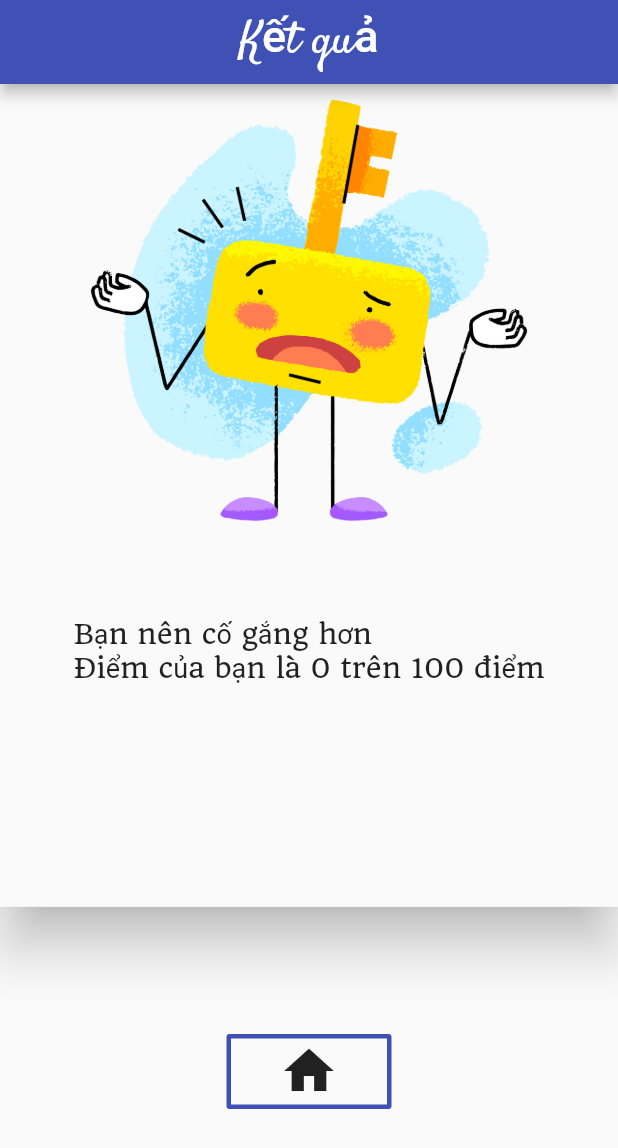
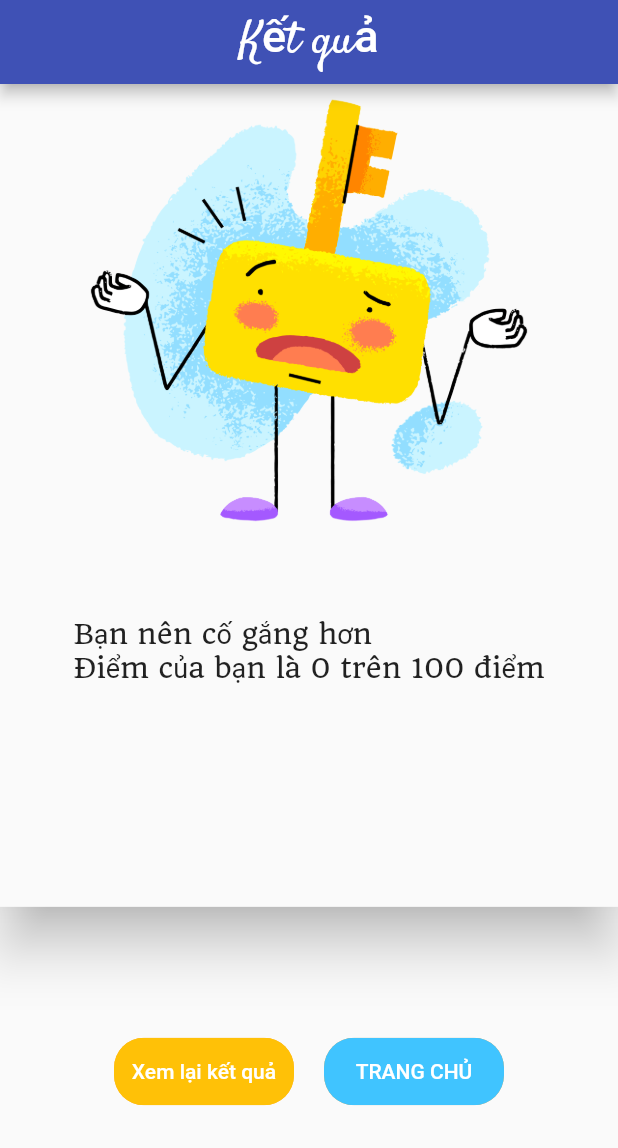
Before and after one commit to vuquangngoc/demoapptracnghiem, a Flutter app: the resultpage screen opened directly with empty values, on a phone screen of 412 x 824 dp. Shown: the top 1148 px of the screen. Run offline on Flutter 3.47's test engine with Material 2 defaults, Android fonts, the light colour scheme and no system bars; our stand-ins replace auto_size_text, device_preview; missing offline and left inert: flutter_launcher_icons; project files that could hold a hidden picture were left out.

Commit message:
Update resultpage.dart

```diff
--- a/lib/resultpage.dart
+++ b/lib/resultpage.dart
@@ -99,8 +99,87 @@ class _resultpageState extends State<resultpage> {
             child: Row(
               mainAxisAlignment: MainAxisAlignment.center,
               children: <Widget>[
-                OutlineButton(
+                // OutlineButton(
+                //
+                //   onPressed: () {
+                //     Future.delayed(Duration(seconds: 4),
+                //             () =>
+                //                 Navigator.of(context).pushReplacement(MaterialPageRoute(
+                //       builder: (context) => homepage(),
+                //     )));
+                //
+                //
+                //    // Navigator.of(context).popUntil((route) => route.isFirst); // ko hoạt động
+                //
+                //
+                //     final snackBar = SnackBar(
+                //       content: const Text('Nếu kết quả chưa được tốt hãy cố gắng vào lần sau 🤗', style: TextStyle(fontSize: 13.5)),
+                //
+                //       behavior: SnackBarBehavior.floating,
+                //       shape: RoundedRectangleBorder(
+                //         borderRadius: BorderRadius.circular(24),
+                //       ),
+                //       backgroundColor: Colors.blue,
+                //     );
+                //     ScaffoldMessenger.of(context)
+                //         .showSnackBar(snackBar);
+                //   },
+                //   // child: Text(
+                //   //   "Continue",
+                //   //   style: TextStyle(
+                //   //     fontSize: 18.0,
+                //   //   ),
+                //   // ),
+                //   child: Icon(Icons.home,size: 40,),
+                //   padding: EdgeInsets.symmetric(
+                //     vertical: 5.0,
+                //     horizontal: 35.0,
+                //
+                //
+                //   ),
+                //   borderSide: BorderSide(width: 3.0, color: Colors.indigo),
+                //   splashColor: Colors.indigoAccent,
+                //
+                //
+                //
+                // )
+                Row(
+                  mainAxisAlignment: MainAxisAlignment.spaceAround,
+                  children: [
 
+                    ClipRRect(
+                      borderRadius: BorderRadius.circular(20),
+                      child: Container(
+                        width: 120,
+                        height: 45,
+                        color: Colors.orangeAccent,
+                        child: TextButton(
+                          child: const Text('Xem lại kết quả'),
+                          style: TextButton.styleFrom(
+                            primary: Colors.white,
+                            backgroundColor: Colors.amber,
+                            onSurface: Colors.grey,
+                          ),
+                          onPressed: () {
+                            showAlertDialog1(context);
+                          },
+                        ),
+                      ),
+                    ),
+                    SizedBox(height: 20,width: 20,),
+                    ClipRRect(
+                      borderRadius: BorderRadius.circular(20),
+                      child: Container(
+                        width: 120,
+                        height: 45,
+                        color: Colors.orangeAccent,
+                        child: TextButton(
+                          child: const Text('TRANG CHỦ'),
+                          style: TextButton.styleFrom(
+                            primary: Colors.white,
+                            backgroundColor: Colors.lightBlueAccent,
+                            onSurface: Colors.grey,
+                          ),
                           onPressed: () {
                             Future.delayed(Duration(seconds: 4),
                                     () =>
@@ -124,24 +203,10 @@ class _resultpageState extends State<resultpage> {
                             ScaffoldMessenger.of(context)
                                 .showSnackBar(snackBar);
                           },
-                  // child: Text(
-                  //   "Continue",
-                  //   style: TextStyle(
-                  //     fontSize: 18.0,
-                  //   ),
-                  // ),
-                  child: Icon(Icons.home,size: 40,),
-                  padding: EdgeInsets.symmetric(
-                    vertical: 5.0,
-                    horizontal: 35.0,
-
-
                         ),
-                  borderSide: BorderSide(width: 3.0, color: Colors.indigo),
-                  splashColor: Colors.indigoAccent,
-
-
-
+                      ),
+                    ),
+                  ],
                 )
               ],
             ),
@@ -150,4 +215,39 @@ class _resultpageState extends State<resultpage> {
       ),
     );
   }
+  showAlertDialog1(BuildContext context) {
+
+    // cài button
+    Widget okButton = TextButton(
+      child: Text("OK",
+        style: TextStyle(fontSize: 15),),
+      onPressed: () {
+        Navigator.of(context).pop();
+      },
+    );
+
+    // thiết kế AlertDialog - bảng thông báo
+    AlertDialog alert = AlertDialog(
+      // title: Text("Lưu ý:"),
+      content: Text("Tính năng đang được thử nghiệm",
+        style: TextStyle(
+          fontSize: 17,
+          // fontWeight: FontWeight.bold,
+          color: Colors.black,
+          fontFamily: "Roboto",
+        ),),
+      actions: [
+        okButton,
+      ],
+
+    );
+
+    // show the dialog
+    showDialog(
+      context: context,
+      builder: (BuildContext context) {
+        return alert;
+      },
+    );
   }
+}
```
Lines whose indentation alone changed are shown as unchanged.
